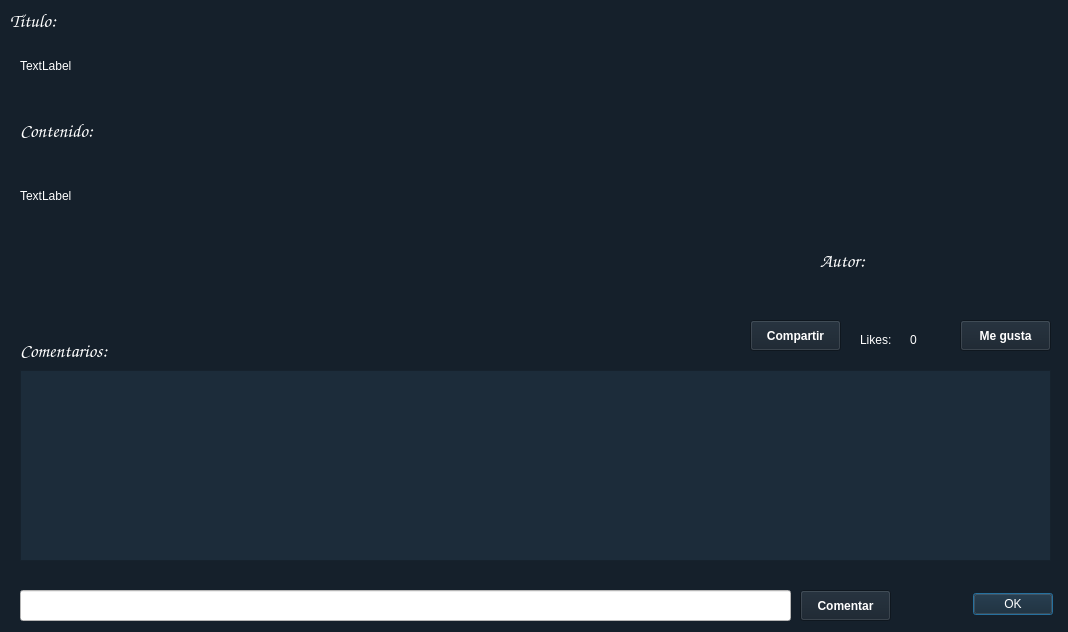
Above: hitagget/viewpost.ui from Lossani/CC31_U201720651_U201920080_U201921200_U201920273 before the change. Below: the same form after it.
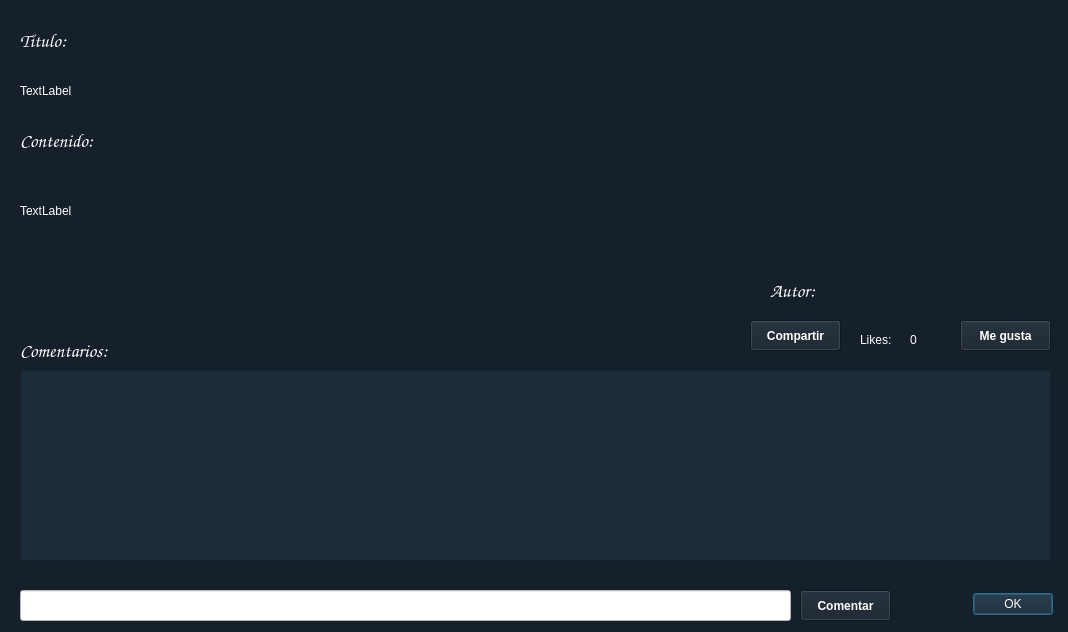
That is the form after the change.

The edit to the form file:
```diff
--- a/hitagget/viewpost.ui
+++ b/hitagget/viewpost.ui
@@ -23,7 +23,7 @@
      <x>20</x>
      <y>160</y>
      <width>1021</width>
-     <height>71</height>
+     <height>101</height>
     </rect>
    </property>
    <property name="text">
@@ -33,9 +33,9 @@
   <widget class="QDialogButtonBox" name="btnDialog">
    <property name="geometry">
     <rect>
-     <x>860</x>
+     <x>972</x>
      <y>590</y>
-     <width>193</width>
+     <width>81</width>
      <height>28</height>
     </rect>
    </property>
@@ -46,8 +46,8 @@
   <widget class="QLabel" name="lblTitle">
    <property name="geometry">
     <rect>
-     <x>10</x>
-     <y>10</y>
+     <x>20</x>
+     <y>30</y>
      <width>171</width>
      <height>21</height>
     </rect>
@@ -69,9 +69,9 @@
    <property name="geometry">
     <rect>
      <x>20</x>
-     <y>40</y>
+     <y>60</y>
      <width>1021</width>
-     <height>51</height>
+     <height>61</height>
     </rect>
    </property>
    <property name="text">
@@ -82,8 +82,8 @@
    <property name="geometry">
     <rect>
      <x>20</x>
-     <y>120</y>
-     <width>171</width>
+     <y>130</y>
+     <width>101</width>
      <height>21</height>
     </rect>
    </property>
@@ -186,8 +186,8 @@
   <widget class="QLabel" name="lblAuthor">
    <property name="geometry">
     <rect>
-     <x>820</x>
-     <y>250</y>
+     <x>770</x>
+     <y>280</y>
      <width>71</width>
      <height>21</height>
     </rect>
@@ -208,10 +208,10 @@
   <widget class="QLabel" name="lblAuthorName">
    <property name="geometry">
     <rect>
-     <x>900</x>
-     <y>240</y>
+     <x>880</x>
+     <y>280</y>
      <width>141</width>
-     <height>31</height>
+     <height>21</height>
     </rect>
    </property>
    <property name="font">
```
Left out of the diff: 7 changed lines with no effect on the pictures.
